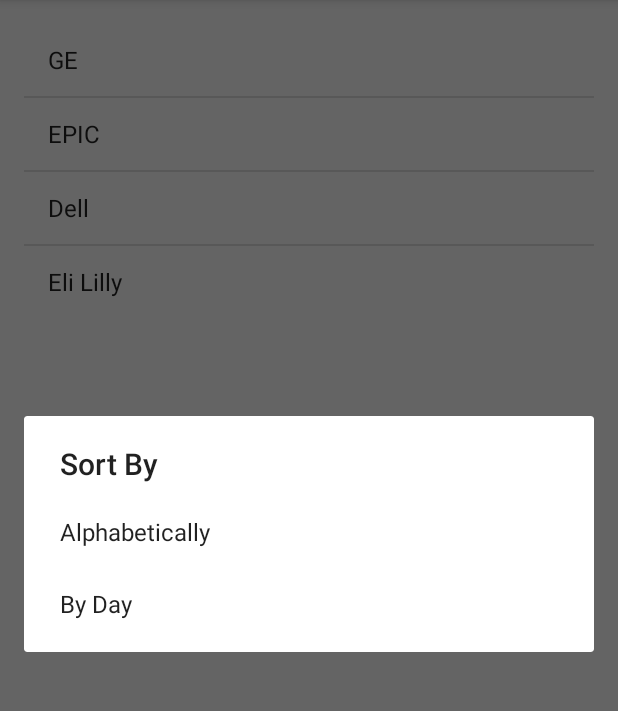
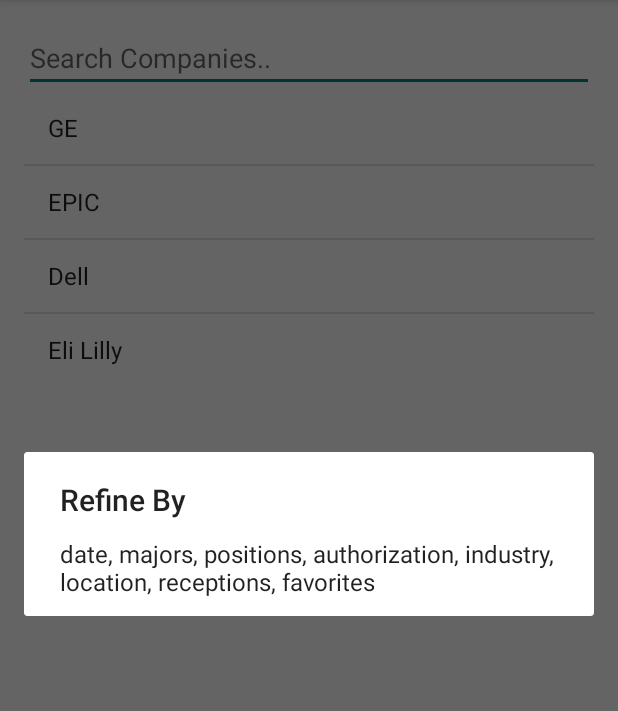
Before and after one commit to ivanma72/CareerFair, an Android app: the screen it shows after launch (MainPage), in the options menu, after a tap on "Refine", on a phone screen of 412 x 824 dp, the part 84-795 px from its top. Run offline under Robolectric (Android 15) with nearby library versions, the phone set to English and light mode, and no system bars.

Commit message:
added search bar interface

```diff
--- a/app/src/main/java/com/example/david/careerfairapplication/MainPage.java
+++ b/app/src/main/java/com/example/david/careerfairapplication/MainPage.java
@@ -5,11 +5,14 @@ import android.content.Context;
 import android.content.DialogInterface;
 import android.support.v7.app.ActionBarActivity;
 import android.os.Bundle;
+import android.text.Editable;
+import android.text.TextWatcher;
 import android.view.Menu;
 import android.view.MenuItem;
 import android.view.View;
 import android.widget.AdapterView;
 import android.widget.ArrayAdapter;
+import android.widget.EditText;
 import android.widget.ListView;
 import android.widget.Toast;
 
@@ -29,10 +32,11 @@ class company {
     String positions;//enum?
     String Locations;//enum?
     boolean receptions;
+    boolean fav;
 
     public company(String _name, String _description, String _industry, String _website,
                    boolean _date, Vector<String> _majors, String _authorization, String _positions,
-                   String _locations, boolean _receptions) {
+                   String _locations, boolean _receptions, boolean _fav) {
         name = _name;
         description = _description;
         industry = _industry;
@@ -43,6 +47,7 @@ class company {
         positions = _positions;
         Locations = _locations;
         receptions = _receptions;
+        fav = _fav;
     }
 
     @Override public String toString(){
@@ -55,10 +60,12 @@ class company {
 
 public class MainPage extends ActionBarActivity implements DialogInterface.OnClickListener {
     ListView visibleList;
+    EditText inputSearch;
     ArrayList<company> masterList;
     ArrayList<company> curList;
     ArrayAdapter<company> aa;
     String[] sortingTypes = {"Alphabetically", "By Day"};
+    String[] refiningTypes = {"date, majors, positions, authorization, industry, location, receptions, favorites"};
     Context context;
 
     @Override
@@ -67,26 +74,50 @@ public class MainPage extends ActionBarActivity implements DialogInterface.OnCli
         setContentView(R.layout.activity_main_page);
         context = this;
         visibleList = (ListView) findViewById(R.id.companyList);
+        inputSearch = (EditText)findViewById(R.id.inputSearch);
 
         masterList = new ArrayList<company>();
+        curList = new ArrayList<company>();
 
-        aa = new ArrayAdapter<company>(this, android.R.layout.simple_list_item_1, masterList);
+        aa = new ArrayAdapter<company>(this, android.R.layout.simple_list_item_1, curList);
         visibleList.setAdapter(aa);
         visibleList.setOnItemClickListener(new ListClickHandler());
         populateList();
 
+        inputSearch.addTextChangedListener(new TextWatcher() {
+
+            @Override
+            public void onTextChanged(CharSequence cs, int arg1, int arg2, int arg3) {
+                // When user changed the Text
+                MainPage.this.aa.getFilter().filter(cs);
+            }
+
+            @Override
+            public void beforeTextChanged(CharSequence arg0, int arg1, int arg2,
+                                          int arg3) {
+                // TODO Auto-generated method stub
+
+            }
+
+            @Override
+            public void afterTextChanged(Editable arg0) {
+                // TODO Auto-generated method stub
+            }
+        });
     }
 	private void populateList(){
         Vector<String> emptyvec = new Vector<String>();
 
-        company newComp = new company("GE", "This is a shit company", "bat poop", "www.GE.com", true, emptyvec, "good", "intern", "northeast", true);
+        company newComp = new company("GE", "This is a shit company", "bat poop", "www.GE.com", true, emptyvec, "good", "intern", "northeast", true, false);
 	    masterList.add(newComp);
-        newComp = new company("EPIC", "This is an epic company", "merr", "www.EPIC.com", false, emptyvec, "ehhh", "intern", "west", false);
+        newComp = new company("EPIC", "This is an epic company", "merr", "www.EPIC.com", false, emptyvec, "ehhh", "intern", "west", false, false);
         masterList.add(newComp);
-        newComp = new company("Dell", "This is an famous company", "bat shit", "www.DELL.com", true, emptyvec, "ehhh", "Full Time", "south", false);
+        newComp = new company("Dell", "This is an famous company", "bat shit", "www.DELL.com", true, emptyvec, "ehhh", "Full Time", "south", false, false);
         masterList.add(newComp);
-        newComp = new company("Eli Lilly", "This is an good company", "dog shit", "www.ELILILLY.com", false, emptyvec, "ehhh", "Full Time", "north", true);
+        newComp = new company("Eli Lilly", "This is an good company", "dog shit", "www.ELILILLY.com", false, emptyvec, "ehhh", "Full Time", "north", true, false);
         masterList.add(newComp);
+ //       Collections.copy(curList,masterList);
+        curList.addAll(masterList);
         aa.notifyDataSetChanged();
 	}
     private class ListClickHandler implements AdapterView.OnItemClickListener {
@@ -105,6 +136,7 @@ public class MainPage extends ActionBarActivity implements DialogInterface.OnCli
         MenuItem item;
         item = menu.add("Sort by");
         item = menu.add("Refine");
+        item = menu.add("Reset");
         return true;
     }
 
@@ -121,10 +153,23 @@ public class MainPage extends ActionBarActivity implements DialogInterface.OnCli
         // automatically handle clicks on the Home/Up button, so long
         // as you specify a parent activity in AndroidManifest.xml.
         int id = item.getItemId();
-        this.displayPopup("Sort By", sortingTypes);
-        //noinspection SimplifiableIfStatement
-        if (id == R.id.action_settings) {
-            return true;
+        if (item.getTitle() == "Sort by") {
+            this.displayPopup("Sort By", sortingTypes);
+            //noinspection SimplifiableIfStatement
+            if (id == R.id.action_settings) {
+                return true;
+            }
+        }
+        else if (item.getTitle() == "Refine") {
+            this.displayPopup("Refine By", refiningTypes);
+            if (id == R.id.action_settings) {
+                return true;
+            }
+        }
+        else if (item.getTitle() == "Reset") {
+            curList.clear();
+            curList.addAll(masterList);
+            aa.notifyDataSetChanged();
         }
 
         return super.onOptionsItemSelected(item);
@@ -132,21 +177,27 @@ public class MainPage extends ActionBarActivity implements DialogInterface.OnCli
 
     public void onClick(DialogInterface dialog, int item) {
         if (item == 0) {
-            Collections.sort(curList,   new  Comparator<company>() {
+            Toast.makeText(getApplicationContext(), "sort alphabetically", Toast.LENGTH_LONG).show();
+            Collections.sort(curList, new Comparator<company>() {
                 public int compare(company a, company b) {
-                    return a.name.compareTo(b.name);
+                    return a.name.compareToIgnoreCase(b.name);
                 }
             });
+            aa.notifyDataSetChanged();
         }
         else if (item == 1){
             Collections.sort(curList, new Comparator<company>() {
                 @Override
                 public int compare(company a, company b) {
-                    Integer a_date = (a.date) ? 1 : 0;
-                    Integer b_date = (b.date) ? 1 : 0;
-                    return a_date.compareTo(b_date);
+                    Integer a_date = (a.date) ? 0 : 1;
+                    Integer b_date = (b.date) ? 0 : 1;
+                   if (a_date.compareTo(b_date) == 0){
+                       return a.name.compareToIgnoreCase(b.name);
+                   }
+                   else return a_date.compareTo(b_date);
                 }
             });
+            aa.notifyDataSetChanged();
         }
     }
 
@@ -161,4 +212,6 @@ public class MainPage extends ActionBarActivity implements DialogInterface.OnCli
             Toast.makeText(getApplicationContext(), "No results found :(", Toast.LENGTH_SHORT).show();
         }
     }
+
+
 }
--- a/app/src/main/res/layout/activity_main_page.xml
+++ b/app/src/main/res/layout/activity_main_page.xml
@@ -12,6 +12,12 @@
         android:layout_alignParentLeft="true"
         android:layout_alignParentStart="true">
 
+        <EditText android:id="@+id/inputSearch"
+            android:layout_width="fill_parent"
+            android:layout_height="wrap_content"
+            android:hint="Search Companies.."
+            android:inputType="textVisiblePassword"/>
+
         <ListView
             android:layout_width="match_parent"
             android:layout_height="wrap_content"
--- a/app/src/main/res/menu/options_menu.xml
+++ b/app/src/main/res/menu/options_menu.xml
@@ -1,8 +1,4 @@
 <?xml version="1.0" encoding="utf-8"?>
 <menu xmlns:android="http://schemas.android.com/apk/res/android">
-    <item android:id="@+id/search"
-        android:title="@string/search_title"
-        android:icon="@android:drawable/ic_menu_search"
-        android:showAsAction="collapseActionView|ifRoom"
-        android:actionViewClass="android.widget.SearchView" />
+
 </menu>
```
